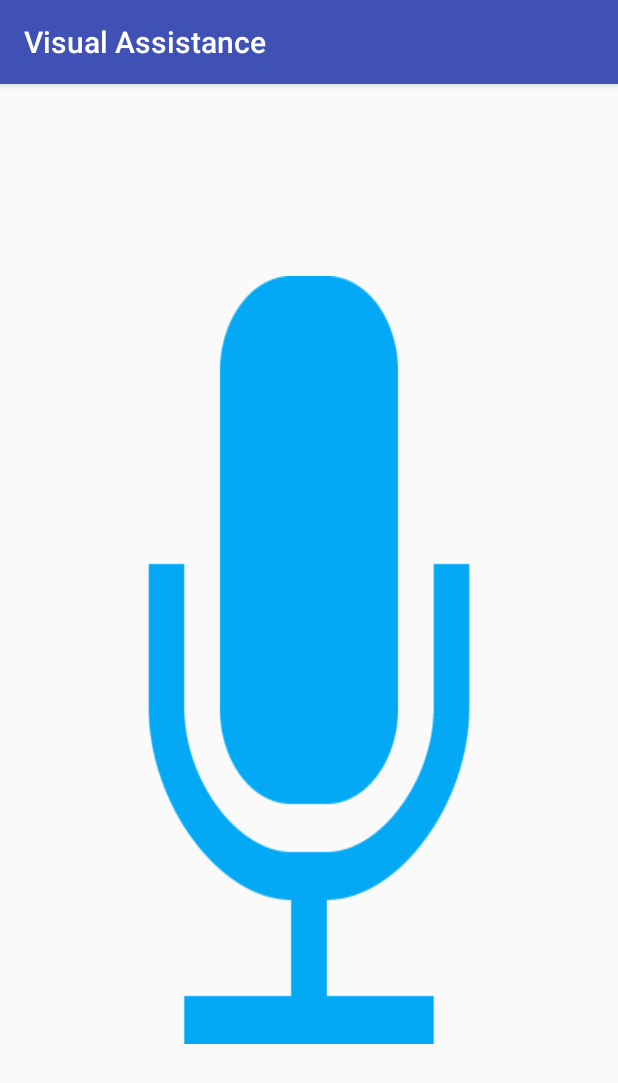
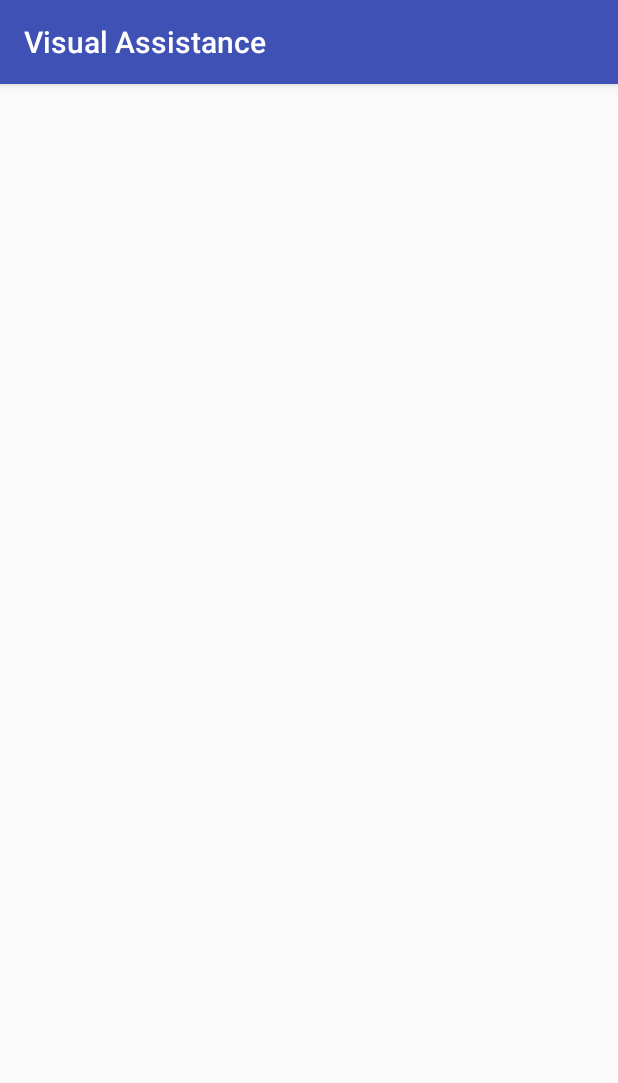
Before and after one commit to rafayTanzeel/WICS-WEG-HACKATHON, an Android app: the screen it shows after launch (MainActivity before the commit, Splash_Screen after it), on a phone screen of 412 x 824 dp. Shown: the top 1083 px of the screen. Run offline under Robolectric (Android 15) with nearby library versions, the phone set to English and light mode, and no system bars.

Commit message:
add more activity including splash screen

```diff
--- a/VisualAssistance/app/src/main/AndroidManifest.xml
+++ b/VisualAssistance/app/src/main/AndroidManifest.xml
@@ -8,12 +8,16 @@
         android:label="@string/app_name"
         android:supportsRtl="true"
         android:theme="@style/AppTheme" >
-        <activity android:name=".MainActivity" >
+        <activity android:name=".Splash_Screen" >
             <intent-filter>
                 <action android:name="android.intent.action.MAIN" />
 
                 <category android:name="android.intent.category.LAUNCHER" />
             </intent-filter>
+        <activity android:name=".MainActivity" >
+        </activity>
+        </activity>
+        <activity android:name=".SecondMainActivity" >
         </activity>
     </application>
 
--- a/VisualAssistance/app/src/main/java/com/example/rafay/visualassistance/MainActivity.java
+++ b/VisualAssistance/app/src/main/java/com/example/rafay/visualassistance/MainActivity.java
@@ -24,13 +24,7 @@
                 }
                 else{
                     Toast.makeText(getApplicationContext(), "Feature Not Supported", Toast.LENGTH_SHORT).show();
-
-
                 }
-
-
-
-
             }
         }
         );
--- /dev/null
+++ b/VisualAssistance/app/src/main/java/com/example/rafay/visualassistance/Splash_Screen.java
@@ -0,0 +1,13 @@
+package com.example.rafay.visualassistance;
+
+import android.support.v7.app.AppCompatActivity;
+import android.os.Bundle;
+
+public class Splash_Screen extends AppCompatActivity {
+
+    @Override
+    protected void onCreate(Bundle savedInstanceState) {
+        super.onCreate(savedInstanceState);
+        setContentView(R.layout.activity_splash__screen);
+    }
+}
--- /dev/null
+++ b/VisualAssistance/app/src/main/res/layout/activity_splash__screen.xml
@@ -0,0 +1,10 @@
+<?xml version="1.0" encoding="utf-8"?>
+<RelativeLayout xmlns:android="http://schemas.android.com/apk/res/android"
+    xmlns:tools="http://schemas.android.com/tools" android:layout_width="match_parent"
+    android:layout_height="match_parent" android:paddingLeft="@dimen/activity_horizontal_margin"
+    android:paddingRight="@dimen/activity_horizontal_margin"
+    android:paddingTop="@dimen/activity_vertical_margin"
+    android:paddingBottom="@dimen/activity_vertical_margin"
+    tools:context="com.example.rafay.visualassistance.Splash_Screen">
+
+</RelativeLayout>
```
Also changed, not shown: VisualAssistance/app/src/main/java/com/example/rafay/visualassistance/SecondMainActivity.java (added, +13 -0 lines), VisualAssistance/app/src/main/res/layout/activity_second_main.xml (added, +10 -0 lines), 1 other file.
